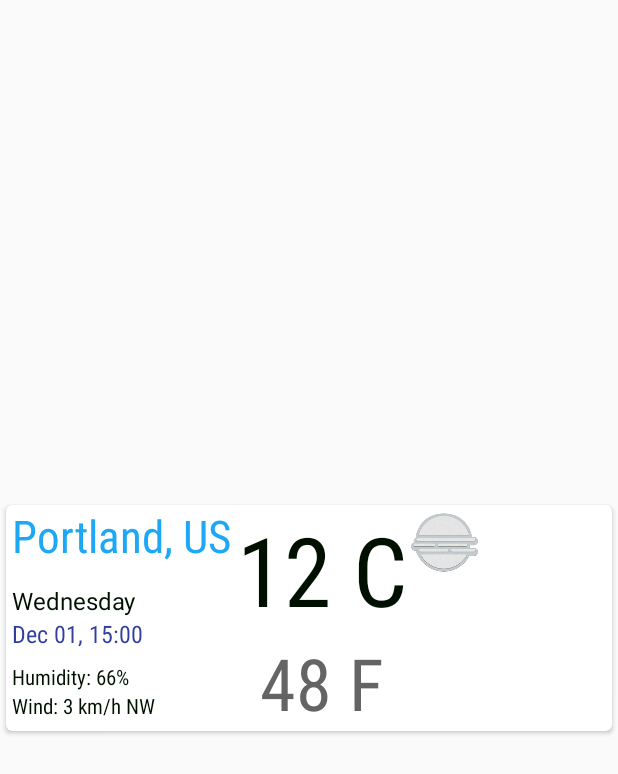
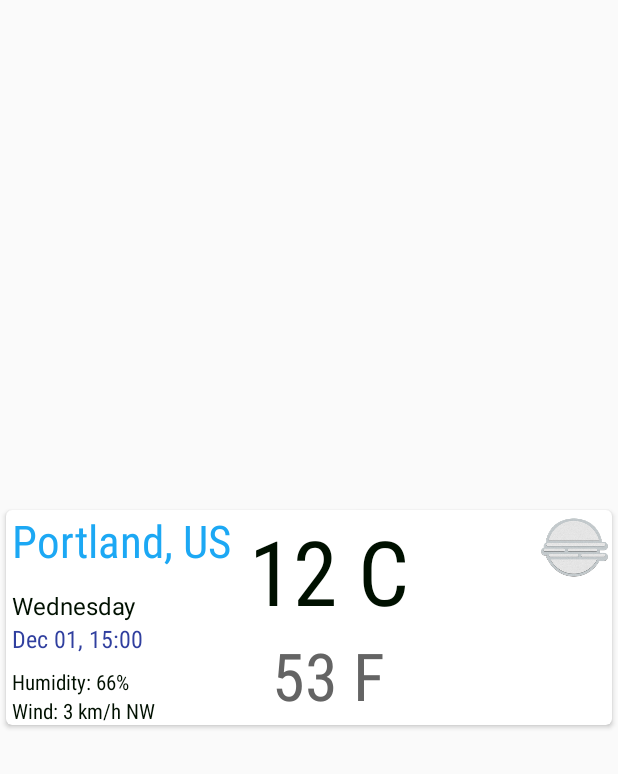
Before and after one commit to rcgonzalezf/weather-app-demo, an Android app: the layout weather_row.xml on its own in the app's theme, with its tools: preview values and no code run, on a phone screen of 412 x 824 dp. Shown: the top 774 px of the screen. Run offline under Robolectric (Android 15) with nearby library versions, the phone set to English and light mode, and no system bars.

```diff
--- a/weather-app/src/main/java/rcgonzalezf/org/weather/models/ForecastMapper.java
+++ b/weather-app/src/main/java/rcgonzalezf/org/weather/models/ForecastMapper.java
@@ -35,7 +35,7 @@ public class ForecastMapper {
         forecast.setCityId(forecastData.getCity().getId());
         forecast.setCityName(forecastData.getCity().getName());
         forecast.setSpeed(weather.getSpeed());
-        forecast.setTemperature(String.valueOf(weather.getTemp()));
+        forecast.setTemperature(weather.getTemp());
         forecast.setHumidity(String.valueOf(weather.getHumidity()));
         forecast.setDateTime(weather.getDateTime());
         forecast.setWeatherId(weather.getWeatherId());
--- a/weather-app/src/main/java/rcgonzalezf/org/weather/models/WeatherViewModel.java
+++ b/weather-app/src/main/java/rcgonzalezf/org/weather/models/WeatherViewModel.java
@@ -12,7 +12,7 @@ public interface WeatherViewModel extends Parcelable {
 
   String getHumidity();
 
-  String getTemperature();
+  double getTemperature();
 
   String getDateTime();
 
--- a/weather-app/src/main/res/layout/weather_row.xml
+++ b/weather-app/src/main/res/layout/weather_row.xml
@@ -21,6 +21,8 @@
         android:layout_height="match_parent"
         android:paddingLeft="@dimen/list_item_vertical_margin"
         android:paddingRight="@dimen/list_item_vertical_margin"
+        android:layout_gravity="left"
+        android:layout_marginRight="8dp"
         >
 
       <TextView
@@ -83,6 +85,7 @@
         android:orientation="vertical"
         android:layout_width="wrap_content"
         android:layout_height="match_parent"
+        android:layout_gravity="center_horizontal|top"
         >
       <TextView
           android:fontFamily="sans-serif-condensed"
@@ -90,19 +93,20 @@
           android:layout_height="wrap_content"
           android:layout_width="wrap_content"
           android:textColor="@color/black"
-          android:textSize="64sp"
+          android:textSize="60sp"
           tools:text="12 C"
+          android:layout_gravity="center_horizontal|top"
           />
 
       <TextView
           android:fontFamily="sans-serif-condensed"
-          android:id="@+id/farenheit_text_view"
+          android:id="@+id/fahrenheit_text_view"
           android:layout_height="wrap_content"
           android:layout_width="wrap_content"
           android:textColor="@color/gray"
-          android:textSize="48sp"
-          android:layout_gravity="center_horizontal"
-          tools:text="48 F"
+          android:textSize="44sp"
+          android:layout_gravity="center_horizontal|top"
+          tools:text="53 F"
           />
 
 
@@ -110,8 +114,9 @@
 
     <LinearLayout
         android:orientation="vertical"
-        android:layout_width="wrap_content"
+        android:layout_width="match_parent"
         android:layout_height="match_parent"
+        android:layout_gravity="right"
         >
       <ImageView
           android:layout_width="50dp"
@@ -120,6 +125,7 @@
           android:scaleType="centerCrop"
           android:src="@drawable/art_fog"
           android:contentDescription="@string/img_item"
+          android:layout_gravity="right"
           />
     </LinearLayout>
   </LinearLayout>
```
Also changed, not shown: weather-app/src/main/java/rcgonzalezf/org/weather/adapters/ModelAdapter.java (+9 -0 lines), weather-app/src/main/java/rcgonzalezf/org/weather/models/Forecast.java (+5 -5 lines), weather-app/src/main/java/rcgonzalezf/org/weather/utils/ForecastUtils.java (+14 -0 lines).
